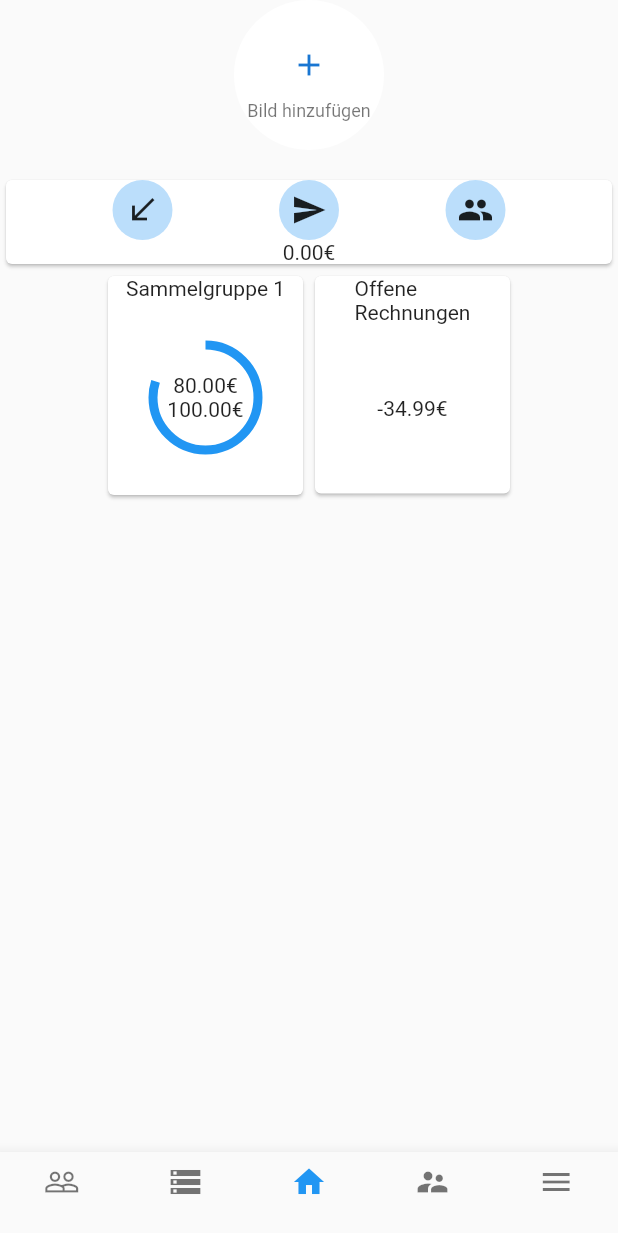
After one commit to JanSchlte/gomobie_, a Flutter app: the Home screen opened by its route, on a phone screen of 412 x 824 dp. The commit adds this screen. Shown: the top 1233 px of the screen. Run offline on Flutter 3.47's test engine with Material 2 defaults, Android fonts, the phone set to English and light mode, and no system bars; our stand-ins replace cloud_firestore, firebase_auth; accounts and stored records are empty; generated files the repository leaves out were written again; Roboto replaces fonts that are missing (Avenir).

Commit message:
overview page skeleton

```diff
--- a/lib/main.dart
+++ b/lib/main.dart
@@ -1,27 +1,33 @@
 import 'package:firebase_auth/firebase_auth.dart';
 import 'package:flutter/material.dart';
-import 'package:gomobie/pages/create_child_account/child_account_bank.dart';
-import 'package:gomobie/pages/create_child_account/child_account_contact_data.dart';
-import 'package:gomobie/pages/create_child_account/child_account_personal.dart';
-import 'package:gomobie/pages/create_child_account/child_account_success.dart';
-import 'package:gomobie/pages/registration_screens/registration_screen_bank.dart';
-import 'package:gomobie/pages/registration_screens/registration_screen_contact_data.dart';
-import 'package:gomobie/pages/registration_screens/registration_screen_personal.dart';
-import 'package:gomobie/provider/auth_provider.dart';
 import 'package:provider/provider.dart';
 
+import 'pages/create_child_account/child_account_bank.dart';
+import 'pages/create_child_account/child_account_contact_data.dart';
 import 'pages/create_child_account/child_account_personal.dart';
+import 'pages/create_child_account/child_account_success.dart';
+import 'pages/home.dart';
 import 'pages/intro_screen.dart';
 import 'pages/login_screen.dart';
+import 'pages/registration_screens/registration_screen_bank.dart';
+import 'pages/registration_screens/registration_screen_contact_data.dart';
+import 'pages/registration_screens/registration_screen_personal.dart';
 import 'pages/registration_screens/registration_success.dart';
+import 'provider/auth_provider.dart';
 
-void main() {
-  runApp(App());
-  FirebaseAuth.instance.signOut();
+void main() async {
+  WidgetsFlutterBinding.ensureInitialized();
+  final user = await FirebaseAuth.instance.currentUser();
+  runApp(App(
+    isLoggedIn: user != null,
+  ));
 }
 
 class App extends StatelessWidget {
-  // This widget is the root of your application.
+  final bool isLoggedIn;
+
+  const App({Key key, this.isLoggedIn}) : super(key: key);
+
   @override
   Widget build(BuildContext context) {
     return MultiProvider(
@@ -47,9 +53,10 @@ class App extends StatelessWidget {
           ChildAccountPersonal.routeName: (_) => ChildAccountPersonal(),
           ChildAccountContactData.routeName: (_) => ChildAccountContactData(),
           ChildAccountBank.routeName: (_) => ChildAccountBank(),
-          ChildRegistrationSuccess.routeName: (_) => ChildRegistrationSuccess()
+          ChildRegistrationSuccess.routeName: (_) => ChildRegistrationSuccess(),
+          Home.routeName: (_) => Home(),
         },
-        initialRoute: IntroScreen.routeName,
+        initialRoute: isLoggedIn ? Home.routeName : IntroScreen.routeName,
       ),
     );
   }
--- a/lib/models/user_data.dart
+++ b/lib/models/user_data.dart
@@ -19,7 +19,12 @@ class UserData extends SnapshotAble<UserData> {
   final int postalCode;
   final String street;
   final String title;
-  final String idNumber;
+
+  // Doubles may cause rounding errors
+  final int balance;
+  String idNumber;
+
+  String get name => '$firstName $lastName';
 
   UserData({
     this.birthday,
@@ -31,6 +36,7 @@ class UserData extends SnapshotAble<UserData> {
     this.street,
     this.title,
     this.idNumber,
+    this.balance = 0,
     DocumentSnapshot snapshot,
   }) : super(snapshot);
 
@@ -47,13 +53,13 @@ class UserData extends SnapshotAble<UserData> {
   }
 
   /// This method should only be called ONCE when registering!
-  Future<void> create(FirebaseUser user, String idNumber) async {
-    final mappedData = toJson();
-    mappedData['idNumber'] = idNumber;
+  Future<UserData> create(FirebaseUser user, String idNumber) async {
+    this.idNumber = idNumber;
     await Firestore.instance
         .collection('users')
         .document(user.uid)
-        .setData(mappedData);
+        .setData(toJson());
+    return this;
   }
 
   // Keep the snapshot for bankAccounts and creditCards
--- /dev/null
+++ b/lib/pages/home.dart
@@ -0,0 +1,44 @@
+import 'package:flutter/material.dart';
+
+import 'home/overview.dart';
+
+class Home extends StatefulWidget {
+  static const routeName = '/home';
+
+  @override
+  _HomeState createState() => _HomeState();
+}
+
+class _HomeState extends State<Home> {
+  int _currentIndex = 2;
+
+  final List<Widget> _pages = [
+    Overview(),
+    Overview(),
+    Overview(),
+    Overview(),
+    Overview(),
+  ];
+
+  @override
+  Widget build(BuildContext context) {
+    return Scaffold(
+      bottomNavigationBar: BottomNavigationBar(
+        type: BottomNavigationBarType.fixed,
+        items: [
+          BottomNavigationBarItem(
+              icon: Icon(Icons.people_outline), title: Container()),
+          BottomNavigationBarItem(
+              icon: Icon(Icons.storage), title: Container()),
+          BottomNavigationBarItem(icon: Icon(Icons.home), title: Container()),
+          BottomNavigationBarItem(
+              icon: Icon(Icons.supervisor_account), title: Container()),
+          BottomNavigationBarItem(icon: Icon(Icons.menu), title: Container()),
+        ],
+        currentIndex: _currentIndex,
+        onTap: (index) => setState(() => _currentIndex = index),
+      ),
+      body: _pages.elementAt(_currentIndex),
+    );
+  }
+}
--- /dev/null
+++ b/lib/pages/home/overview.dart
@@ -0,0 +1,109 @@
+import 'package:flutter/material.dart';
+import 'package:provider/provider.dart';
+
+import '../../provider/auth_provider.dart';
+
+class Overview extends StatelessWidget {
+  @override
+  Widget build(BuildContext context) {
+    final provider = context.watch<AuthProvider>();
+    return SafeArea(
+      child: SingleChildScrollView(
+        child: Center(
+          child: provider.hasData
+              ? Column(
+                  children: [
+                    CircleAvatar(
+                      radius: 50,
+                      child: Column(
+                        mainAxisSize: MainAxisSize.min,
+                        children: [
+                          IconButton(
+                            icon: Icon(Icons.add),
+                            onPressed: () {
+                              //TODO: Add upload image page
+                            },
+                          ),
+                          Text(
+                            'Bild hinzufügen',
+                            style: Theme.of(context).textTheme.caption,
+                          ),
+                        ],
+                      ),
+                      backgroundColor: Colors.white,
+                    ),
+                    Text(provider.userData.name),
+                    Card(
+                      child: Column(
+                        children: [
+                          Row(
+                            mainAxisAlignment: MainAxisAlignment.spaceEvenly,
+                            children: [
+                              CircleAvatar(child: Icon(Icons.call_received)),
+                              CircleAvatar(child: Icon(Icons.send)),
+                              CircleAvatar(child: Icon(Icons.group)),
+                            ],
+                          ),
+                          Text(
+                              '${(provider.userData.balance / 100).toStringAsFixed(2)}€'),
+                        ],
+                      ),
+                    ),
+                    Wrap(
+                      children: [
+                        Card(
+                          child: Column(
+                            mainAxisSize: MainAxisSize.min,
+                            children: [
+                              Text('Sammelgruppe 1'),
+                              Container(
+                                height: 70,
+                                width: 70,
+                                margin: EdgeInsets.all(30),
+                                child: Stack(
+                                  fit: StackFit.expand,
+                                  children: [
+                                    CircularProgressIndicator(
+                                      value: 0.8,
+                                      strokeWidth: 6,
+                                    ),
+                                    Align(
+                                      alignment: Alignment.center,
+                                      child: Column(
+                                        mainAxisSize: MainAxisSize.min,
+                                        children: [
+                                          Text('80.00€'),
+                                          Text('100.00€'),
+                                        ],
+                                      ),
+                                    )
+                                  ],
+                                ),
+                              ),
+                            ],
+                          ),
+                        ),
+                        Card(
+                          child: Container(
+                            height: 145,
+                            width: 130,
+                            child: Column(
+                              mainAxisAlignment: MainAxisAlignment.spaceBetween,
+                              children: [
+                                Text('Offene\nRechnungen'),
+                                Text('-34.99€'),
+                                SizedBox()
+                              ],
+                            ),
+                          ),
+                        ),
+                      ],
+                    )
+                  ],
+                )
+              : Text('LOADING...'),
+        ),
+      ),
+    );
+  }
+}
--- a/lib/pages/registration_screens/registration_success.dart
+++ b/lib/pages/registration_screens/registration_success.dart
@@ -81,6 +81,7 @@ class RegistrationSuccess extends StatelessWidget {
                         //Navigator.of(context).pushNamed(home-route.routeName);
                       },
                       child: Text(
+                        //TODO: Use RichText
                         'Verwaltungskonto',
                         style: TextStyle(color: Theme.of(context).primaryColor),
                       ),
--- a/lib/provider/auth_provider.dart
+++ b/lib/provider/auth_provider.dart
@@ -9,9 +9,21 @@ class AuthProvider extends ChangeNotifier {
   UserData _userData;
   UserData _currentRegistration;
 
+  bool get hasData => _userData != null;
+
   bool get isLoggedIn => _currentUser != null;
 
-  void _getUserData() async => _userData = await UserData.get(_currentUser);
+  Future<void> _getUserData() async {
+    if (isLoggedIn) {
+      _userData = await UserData.get(_currentUser);
+      notifyListeners();
+    } else {
+      _userData = null;
+      notifyListeners();
+    }
+  }
+
+  UserData get userData => _userData;
 
   void setRegisterArgs(
       String firstName,
@@ -39,7 +51,6 @@ class AuthProvider extends ChangeNotifier {
       final authResult = await FirebaseAuth.instance
           .signInWithEmailAndPassword(email: email, password: password);
       _currentUser = authResult.user;
-      _getUserData();
       return true;
     } on Exception catch (_) {
       return false;
@@ -75,6 +86,7 @@ class AuthProvider extends ChangeNotifier {
     FirebaseAuth.instance.onAuthStateChanged.listen(
       (event) {
         _currentUser = event;
+        _getUserData();
         notifyListeners();
       },
     );
```
Also changed, not shown: lib/models/user_data.g.dart.
